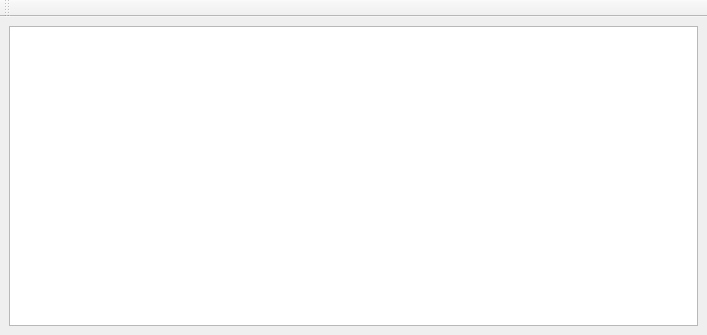
Old version of the form forms/busmonitor.ui in the repository ExplorerOL/QModbusExplorer.
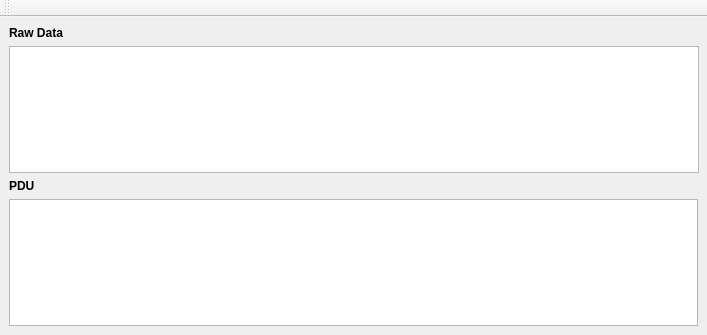
New version of the form. Icons and pictures are not drawn.

The edit to the form file:
```diff
--- a/forms/busmonitor.ui
+++ b/forms/busmonitor.ui
@@ -29,7 +29,83 @@
   <widget class="QWidget" name="centralwidget">
    <layout class="QVBoxLayout" name="verticalLayout">
     <item>
-     <widget class="QListView" name="lstRawData"/>
+     <layout class="QVBoxLayout" name="verticalLayout_2">
+      <item>
+       <widget class="QLabel" name="lblRawData">
+        <property name="font">
+         <font>
+          <weight>75</weight>
+          <bold>true</bold>
+         </font>
+        </property>
+        <property name="text">
+         <string>Raw Data</string>
+        </property>
+       </widget>
+      </item>
+      <item>
+       <widget class="QListView" name="lstRawData">
+        <property name="minimumSize">
+         <size>
+          <width>690</width>
+          <height>100</height>
+         </size>
+        </property>
+        <property name="font">
+         <font>
+          <pointsize>8</pointsize>
+         </font>
+        </property>
+        <property name="editTriggers">
+         <set>QAbstractItemView::NoEditTriggers</set>
+        </property>
+        <property name="alternatingRowColors">
+         <bool>true</bool>
+        </property>
+        <property name="selectionMode">
+         <enum>QAbstractItemView::SingleSelection</enum>
+        </property>
+        <property name="selectionBehavior">
+         <enum>QAbstractItemView::SelectRows</enum>
+        </property>
+        <property name="selectionRectVisible">
+         <bool>false</bool>
+        </property>
+       </widget>
+      </item>
+      <item>
+       <widget class="QLabel" name="lblPDU">
+        <property name="font">
+         <font>
+          <weight>75</weight>
+          <bold>true</bold>
+         </font>
+        </property>
+        <property name="text">
+         <string>PDU</string>
+        </property>
+       </widget>
+      </item>
+      <item>
+       <widget class="QPlainTextEdit" name="txtPDU">
+        <property name="font">
+         <font>
+          <weight>50</weight>
+          <bold>false</bold>
+         </font>
+        </property>
+        <property name="tabChangesFocus">
+         <bool>false</bool>
+        </property>
+        <property name="readOnly">
+         <bool>true</bool>
+        </property>
+        <property name="textInteractionFlags">
+         <set>Qt::NoTextInteraction</set>
+        </property>
+       </widget>
+      </item>
+     </layout>
     </item>
    </layout>
   </widget>
```
